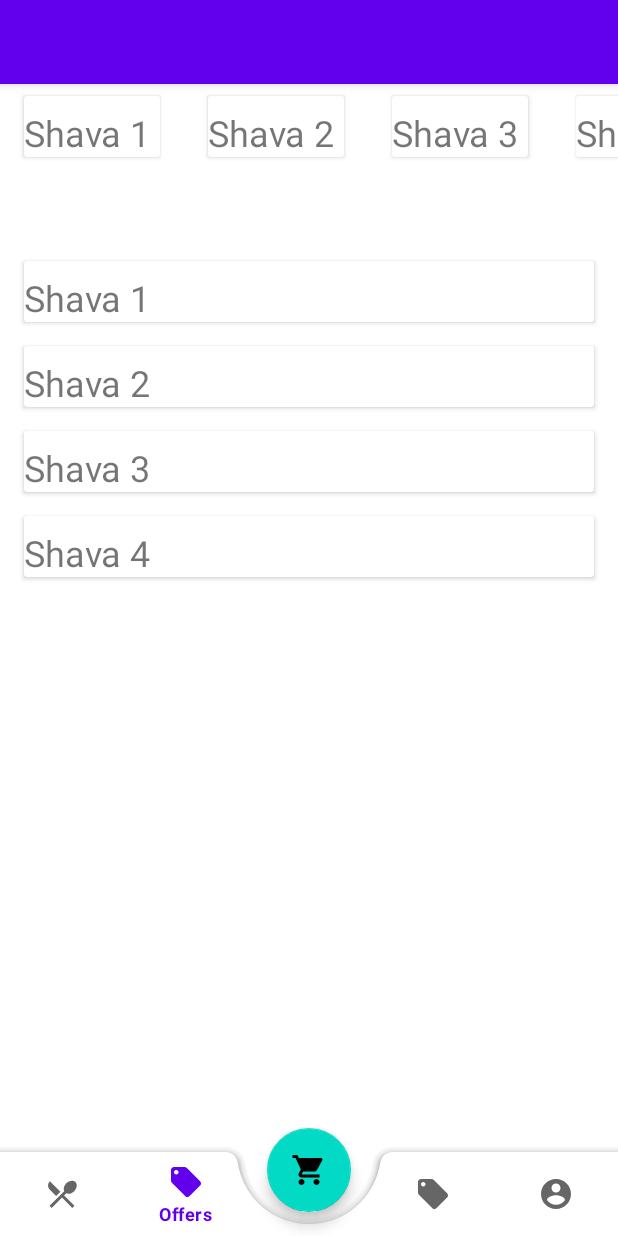
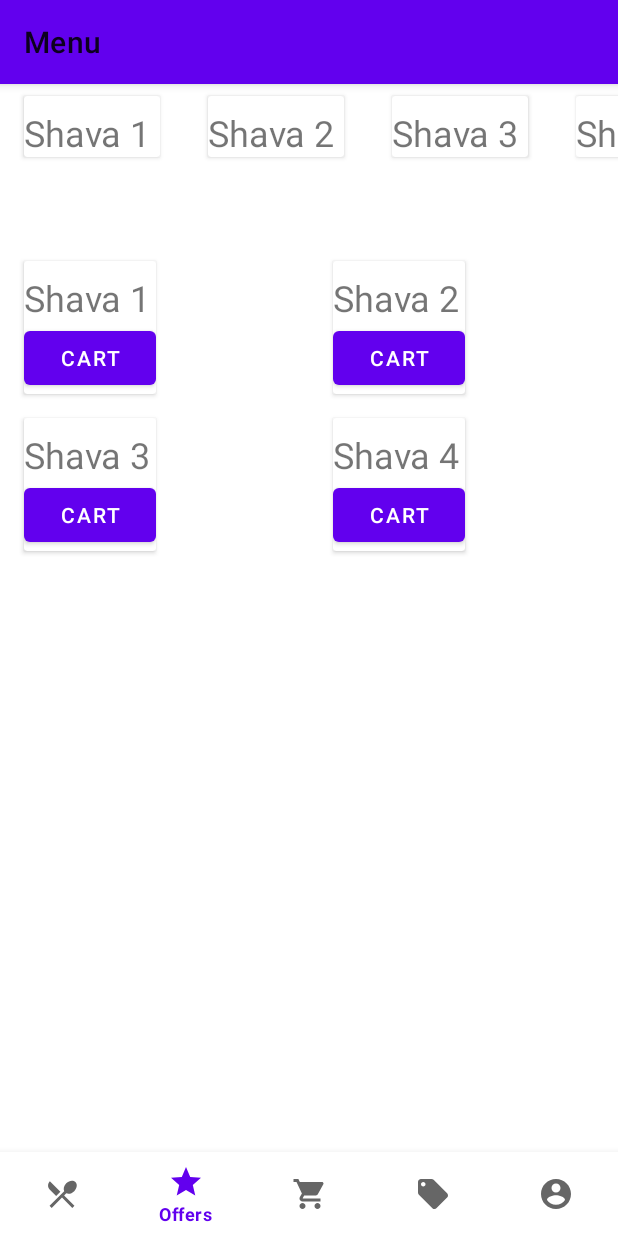
Before and after one commit to Us10n/FoodShop, an Android app: the screen it shows after launch (MainActivity), item 2 of the bottom bar chosen, on a phone screen of 412 x 824 dp. Run offline under Robolectric (Android 15) with nearby library versions, the phone set to English and light mode, and no system bars.

```diff
--- a/app/src/main/java/com/example/foodshop/MainActivity.kt
+++ b/app/src/main/java/com/example/foodshop/MainActivity.kt
@@ -5,6 +5,7 @@ import android.widget.Toast
 import androidx.appcompat.app.AppCompatActivity
 import com.example.foodshop.databinding.ActivityMainBinding
 import com.example.foodshop.fragment.MenuFragment
+import com.example.foodshop.fragment.ShoppingCartFragment
 
 class MainActivity : AppCompatActivity() {
 
@@ -15,18 +16,14 @@ class MainActivity : AppCompatActivity() {
         binding = ActivityMainBinding.inflate(layoutInflater)
         setContentView(binding.root)
         if (savedInstanceState == null) openMenuFragment()
-        binding.bottomNavigationView.background = null
-        binding.bottomNavigationView.menu.getItem(2).isEnabled = false
 
-        binding.cart.setOnClickListener(){
-            openCartFragment()
-        }
         binding.bottomNavigationView.setOnItemSelectedListener {
             when (it.itemId) {
                 R.id.menu -> openMenuFragment()
                 R.id.offers -> openOffersFragment()
                 R.id.coupons -> openCouponsFragment()
-               R.id.account -> openAccountFragment()
+                R.id.account -> openAccountFragment()
+                R.id.cart -> openCartFragment()
             }
             true
         }
@@ -49,11 +46,9 @@ class MainActivity : AppCompatActivity() {
     }
 
     private fun openCartFragment() {
-        Toast.makeText(
-            this,
-            "CartFragment :3",
-            Toast.LENGTH_LONG
-        ).show()
+        val recyclerFragment = ShoppingCartFragment()
+        val transaction = supportFragmentManager.beginTransaction()
+        transaction.replace(binding.fContainerView.id, recyclerFragment).commit()
     }
 
     private fun openOffersFragment() {
@@ -67,7 +62,11 @@ class MainActivity : AppCompatActivity() {
     private fun openMenuFragment() {
         val recyclerFragment = MenuFragment()
         val transaction = supportFragmentManager.beginTransaction()
-        transaction.replace(binding.fContainerView.id , recyclerFragment).commit()
+        transaction.replace(binding.fContainerView.id, recyclerFragment).commit()
+    }
+
+    fun changeTitle(title:String){
+        binding.toolbar.title = title
     }
 
 
--- /dev/null
+++ b/app/src/main/java/com/example/foodshop/ShavaHolder.kt
@@ -0,0 +1,14 @@
+package com.example.foodshop
+
+import com.example.foodshop.recycler.MenuPosition
+
+object ShavaHolder {
+    private val order = mutableListOf<MenuPosition>()
+
+    fun addShava(item: MenuPosition) {
+        order.add(item)
+    }
+    fun getList():List<MenuPosition>{
+        return order
+    }
+}
--- a/app/src/main/java/com/example/foodshop/fragment/MenuFragment.kt
+++ b/app/src/main/java/com/example/foodshop/fragment/MenuFragment.kt
@@ -5,8 +5,11 @@ import android.view.LayoutInflater
 import android.view.View
 import android.view.ViewGroup
 import androidx.fragment.app.Fragment
+import androidx.recyclerview.widget.GridLayoutManager
 import androidx.recyclerview.widget.LinearLayoutManager
+import com.example.foodshop.MainActivity
 import com.example.foodshop.R
+import com.example.foodshop.ShavaHolder
 import com.example.foodshop.databinding.FragmentMenuBinding
 import com.example.foodshop.recycler.MenuAdapter
 import com.example.foodshop.recycler.MenuPosition
@@ -14,15 +17,15 @@ import com.example.foodshop.recycler.MenuPositionAdapter
 
 class MenuFragment : Fragment() {
 
+    private val holder = ShavaHolder
     private lateinit var binding: FragmentMenuBinding
     private val menuAdapter = MenuAdapter()
-    private val menuPositionAdapter = MenuPositionAdapter()
+    private val menuPositionAdapter = MenuPositionAdapter(holder)
     private val list = mutableListOf<MenuPosition>()
     override fun onCreateView(
         inflater: LayoutInflater, container: ViewGroup?,
         savedInstanceState: Bundle?
     ): View {
-        // Inflate the layout for this fragment
         binding = FragmentMenuBinding.inflate(inflater)
         return binding.root
     }
@@ -34,9 +37,11 @@ class MenuFragment : Fragment() {
             adapter = menuAdapter
         }
         binding.recyclerForMenu.apply {
-            layoutManager = LinearLayoutManager(context)
+            layoutManager = GridLayoutManager(context, 2)
             adapter = menuPositionAdapter
         }
+        val mainActivity = activity as MainActivity
+        mainActivity.changeTitle("Menu")
         list.add(MenuPosition("Shava 1"))
         list.add(MenuPosition("Shava 2"))
         list.add(MenuPosition("Shava 3"))
--- a/app/src/main/java/com/example/foodshop/recycler/MenuPositionAdapter.kt
+++ b/app/src/main/java/com/example/foodshop/recycler/MenuPositionAdapter.kt
@@ -3,14 +3,15 @@ package com.example.foodshop.recycler
 import android.view.LayoutInflater
 import android.view.ViewGroup
 import androidx.recyclerview.widget.ListAdapter
+import com.example.foodshop.ShavaHolder
 import com.example.foodshop.databinding.ItemBinding
 import com.example.foodshop.databinding.MenuPositionBinding
 
-class MenuPositionAdapter: ListAdapter<MenuPosition, MenuPositionViewHolder>(MenuDiffCallback()){
+class MenuPositionAdapter(private val holder:ShavaHolder): ListAdapter<MenuPosition, MenuPositionViewHolder>(MenuDiffCallback()){
     override fun onCreateViewHolder(parent: ViewGroup, viewType: Int): MenuPositionViewHolder {
         val layoutInflater = LayoutInflater.from(parent.context)
         val binding = MenuPositionBinding.inflate(layoutInflater, parent, false)
-        return MenuPositionViewHolder(binding)
+        return MenuPositionViewHolder(binding, holder)
     }
 
     override fun onBindViewHolder(holder: MenuPositionViewHolder, position: Int) {
--- a/app/src/main/java/com/example/foodshop/recycler/MenuPositionViewHolder.kt
+++ b/app/src/main/java/com/example/foodshop/recycler/MenuPositionViewHolder.kt
@@ -1,11 +1,15 @@
 package com.example.foodshop.recycler
 
 import androidx.recyclerview.widget.RecyclerView
+import com.example.foodshop.ShavaHolder
 import com.example.foodshop.databinding.ItemBinding
 import com.example.foodshop.databinding.MenuPositionBinding
 
-class MenuPositionViewHolder (private val binding: MenuPositionBinding) : RecyclerView.ViewHolder(binding.root) {
+class MenuPositionViewHolder (private val binding: MenuPositionBinding, private val holder:ShavaHolder) : RecyclerView.ViewHolder(binding.root) {
     fun bind(item: MenuPosition) {
         binding.title.text = item.name
+        binding.addToCart.setOnClickListener {
+            holder.addShava(item)
+        }
     }
 }
--- a/app/src/main/java/com/example/foodshop/recycler/MenuViewHolder.kt
+++ b/app/src/main/java/com/example/foodshop/recycler/MenuViewHolder.kt
@@ -1,6 +1,7 @@
 package com.example.foodshop.recycler
 
 import androidx.recyclerview.widget.RecyclerView
+import com.example.foodshop.ShavaHolder
 import com.example.foodshop.databinding.ItemBinding
 
 class MenuViewHolder(private val binding: ItemBinding) : RecyclerView.ViewHolder(binding.root) {
--- a/app/src/main/res/layout/activity_main.xml
+++ b/app/src/main/res/layout/activity_main.xml
@@ -34,33 +34,14 @@
 
     <androidx.fragment.app.FragmentContainerView
         android:id="@+id/fContainerView"
-        android:layout_width="0dp"
+        android:layout_width="match_parent"
         android:layout_height="0dp"
         android:layout_gravity="center"
-        app:layout_constraintBottom_toTopOf="@+id/coordinatorLayout"
+        app:layout_constraintBottom_toTopOf="@+id/bottomNavigationView"
         app:layout_constraintEnd_toEndOf="parent"
         app:layout_constraintStart_toStartOf="parent"
         app:layout_constraintTop_toBottomOf="@+id/appBar" />
 
-    <androidx.coordinatorlayout.widget.CoordinatorLayout
-        android:id="@+id/coordinatorLayout"
-        android:layout_width="0dp"
-        android:layout_height="wrap_content"
-        android:orientation="vertical"
-        app:layout_constraintBottom_toBottomOf="parent"
-        app:layout_constraintEnd_toEndOf="parent"
-        app:layout_constraintStart_toStartOf="parent">
-
-        <com.google.android.material.bottomappbar.BottomAppBar
-            android:id="@+id/bottomAppBar"
-            android:layout_width="match_parent"
-            android:layout_height="wrap_content"
-            android:layout_gravity="bottom"
-            android:background="@android:color/transparent"
-            app:backgroundTint="@android:color/transparent"
-            app:contentInsetLeft="0dp"
-            app:contentInsetStart="0dp"
-            app:fabCradleMargin="20dp">
 
     <com.google.android.material.bottomnavigation.BottomNavigationView
         android:id="@+id/bottomNavigationView"
@@ -72,16 +53,5 @@
         app:layout_constraintStart_toStartOf="parent"
         app:menu="@menu/bottom_nav_menu" />
 
-        </com.google.android.material.bottomappbar.BottomAppBar>
-
-        <com.google.android.material.floatingactionbutton.FloatingActionButton
-            android:id="@+id/cart"
-            android:layout_width="wrap_content"
-            android:layout_height="wrap_content"
-            android:src="@drawable/ic_baseline_shopping_cart_24"
-            app:layout_anchor="@id/bottomAppBar" />
-
-    </androidx.coordinatorlayout.widget.CoordinatorLayout>
-
 
 </androidx.constraintlayout.widget.ConstraintLayout>
--- a/app/src/main/res/layout/menu_position.xml
+++ b/app/src/main/res/layout/menu_position.xml
@@ -1,7 +1,8 @@
 <?xml version="1.0" encoding="utf-8"?>
 <androidx.cardview.widget.CardView xmlns:android="http://schemas.android.com/apk/res/android"
     xmlns:app="http://schemas.android.com/apk/res-auto"
-    android:layout_width="match_parent"
+    xmlns:tools="http://schemas.android.com/tools"
+    android:layout_width="wrap_content"
     android:layout_height="wrap_content"
     android:layout_marginStart="16dp"
     android:layout_marginLeft="16dp"
@@ -24,16 +25,14 @@
             app:layout_constraintStart_toStartOf="parent"
             app:layout_constraintTop_toTopOf="parent" />
 
-        <TextView
-            android:id="@+id/bookTitle"
+        <Button
+            android:id="@+id/addToCart"
             android:layout_width="wrap_content"
             android:layout_height="wrap_content"
-            android:gravity="center_horizontal"
-            android:paddingTop="8dp"
-            android:text=" "
-            android:textSize="24dp"
-            app:layout_constraintLeft_toRightOf="@id/title"
-            app:layout_constraintTop_toTopOf="parent" />
+            app:layout_constraintBottom_toBottomOf="parent"
+            app:layout_constraintTop_toBottomOf="@id/title"
+            android:text="cart"
+            tools:ignore="MissingConstraints" />
 
 
     </androidx.constraintlayout.widget.ConstraintLayout>
--- a/app/src/main/res/menu/bottom_nav_menu.xml
+++ b/app/src/main/res/menu/bottom_nav_menu.xml
@@ -8,12 +8,13 @@
 
     <item
         android:id="@+id/offers"
-        android:icon="@drawable/ic_baseline_local_offer_24"
+        android:icon="@drawable/ic_baseline_star_24"
         android:title="Offers" />
 
     <item
-        android:id="@+id/blank"
-        android:title="" />
+        android:id="@+id/cart"
+        android:icon="@drawable/ic_baseline_shopping_cart_24"
+        android:title="cart" />
 
     <item
         android:id="@+id/coupons"
```
Also changed, not shown: app/src/main/java/com/example/foodshop/fragment/ShoppingCartFragment.kt (+23 -5 lines), app/src/main/res/layout/fragment_cart.xml (+13 -1 lines). Lines whose indentation alone changed are shown as unchanged.
